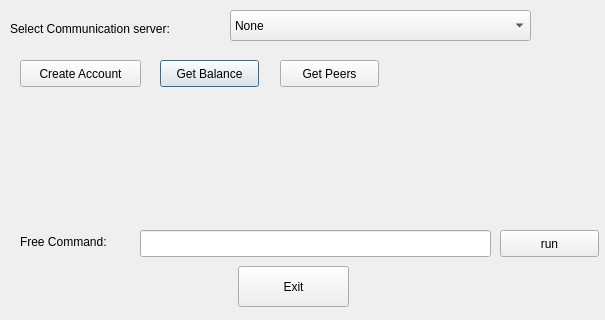
This is commands.ui in calebxyz/bitcon_server as Qt 5 draws it before an edit. The edited form follows.
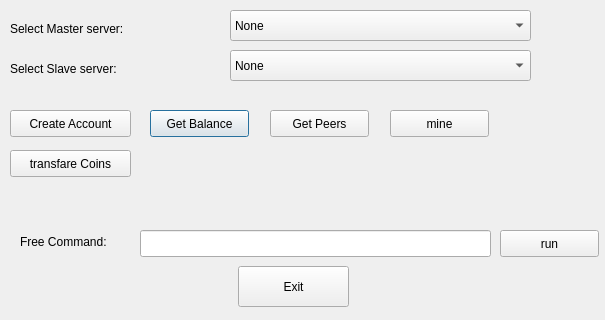
This is the edited form.

```diff
--- a/commands.ui
+++ b/commands.ui
@@ -23,7 +23,7 @@
     </rect>
    </property>
    <property name="text">
-    <string>Select Communication server:</string>
+    <string>Select Master server:</string>
    </property>
   </widget>
   <widget class="QComboBox" name="comboBox">
@@ -44,8 +44,8 @@
   <widget class="QPushButton" name="pushButton">
    <property name="geometry">
     <rect>
-     <x>160</x>
-     <y>60</y>
+     <x>150</x>
+     <y>110</y>
      <width>99</width>
      <height>27</height>
     </rect>
@@ -70,8 +70,8 @@
   <widget class="QPushButton" name="pushButton_3">
    <property name="geometry">
     <rect>
-     <x>20</x>
-     <y>60</y>
+     <x>10</x>
+     <y>110</y>
      <width>121</width>
      <height>27</height>
     </rect>
@@ -83,8 +83,8 @@
   <widget class="QPushButton" name="pushButton_4">
    <property name="geometry">
     <rect>
-     <x>280</x>
-     <y>60</y>
+     <x>270</x>
+     <y>110</y>
      <width>99</width>
      <height>27</height>
     </rect>
@@ -129,6 +129,60 @@
     <string>run</string>
    </property>
   </widget>
+  <widget class="QLabel" name="label_3">
+   <property name="geometry">
+    <rect>
+     <x>10</x>
+     <y>60</y>
+     <width>221</width>
+     <height>17</height>
+    </rect>
+   </property>
+   <property name="text">
+    <string>Select Slave server:</string>
+   </property>
+  </widget>
+  <widget class="QComboBox" name="comboBox_2">
+   <property name="geometry">
+    <rect>
+     <x>230</x>
+     <y>50</y>
+     <width>301</width>
+     <height>31</height>
+    </rect>
+   </property>
+   <item>
+    <property name="text">
+     <string>None</string>
+    </property>
+   </item>
+  </widget>
+  <widget class="QPushButton" name="pushButton_6">
+   <property name="geometry">
+    <rect>
+     <x>390</x>
+     <y>110</y>
+     <width>99</width>
+     <height>27</height>
+    </rect>
+   </property>
+   <property name="text">
+    <string>mine</string>
+   </property>
+  </widget>
+  <widget class="QPushButton" name="pushButton_7">
+   <property name="geometry">
+    <rect>
+     <x>10</x>
+     <y>150</y>
+     <width>121</width>
+     <height>27</height>
+    </rect>
+   </property>
+   <property name="text">
+    <string>transfare Coins</string>
+   </property>
+  </widget>
  </widget>
  <resources/>
  <connections/>
```
